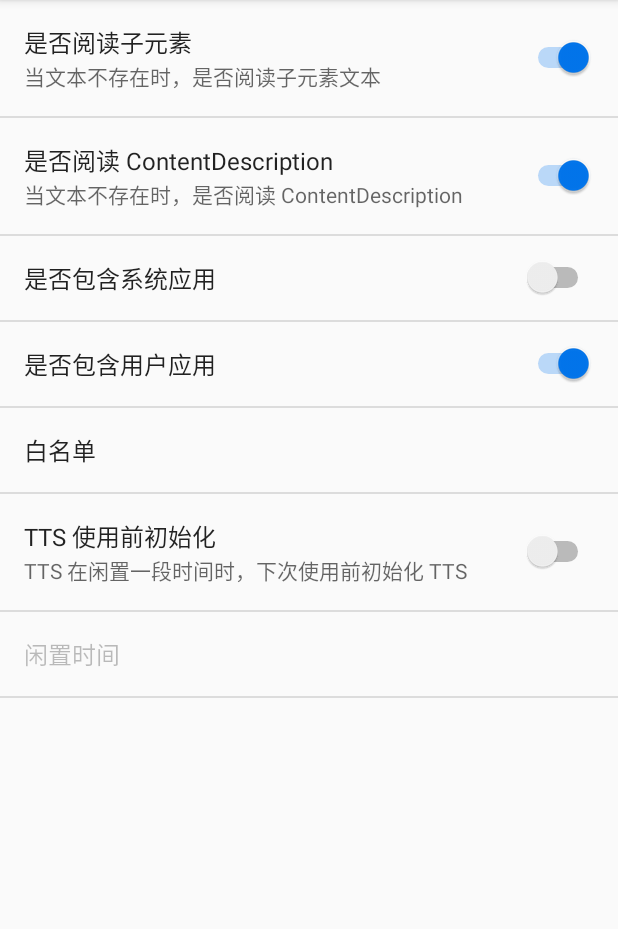
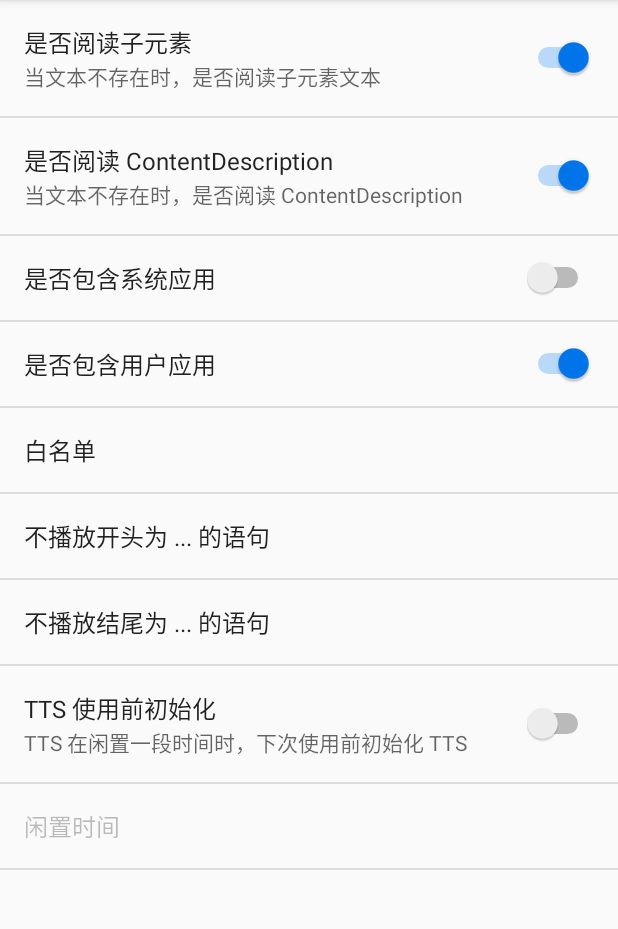
Before and after one commit to CandyTek/ScreenTTS, an Android app: the screen it shows after launch (SettingActivity), after a tap on "高级设置", on a phone screen of 412 x 824 dp, the part 84-1013 px from its top. Run offline under Robolectric (Android 15) with nearby library versions, the phone set to English and light mode, and no system bars.

Commit message:
添加开头、结尾词过滤功能

```diff
--- a/app/build.gradle
+++ b/app/build.gradle
@@ -12,8 +12,8 @@ android {
         minSdk 21
         //noinspection ExpiredTargetSdkVersion
         targetSdk 29
-        versionCode 1
-        versionName "1.0"
+        versionCode 3
+        versionName "1.2"
 
         testInstrumentationRunner "androidx.test.runner.AndroidJUnitRunner"
     }
@@ -59,6 +59,6 @@ dependencies {
 
 android.applicationVariants.configureEach { variant ->
     variant.outputs.configureEach {
-        outputFileName = "Read.apk"
+        outputFileName = "ScreenTTS.apk"
     }
 }
--- a/app/src/main/java/com/xiaoming/screentts/MainActivity.java
+++ b/app/src/main/java/com/xiaoming/screentts/MainActivity.java
@@ -77,6 +77,10 @@ public class MainActivity extends Activity {
 		binding.btnDownloadTTS.setOnClickListener(v -> {
 			tools.openBrowser(this,"https://github.com/jing332/tts-server-android/releases");
 		});
+		// 了解
+		binding.btnShowHelp.setOnClickListener(v -> {
+			tools.openBrowser(this,"https://github.com/CandyTek/ScreenTTS");
+		});
 		// 前往应用设置
 		binding.btnGotoAppSettings.setOnClickListener(v -> {
 			Intent intent = new Intent(this,SettingActivity.class);
@@ -90,7 +94,6 @@ public class MainActivity extends Activity {
 
 	/** 尝试自动开启无障碍权限 */
 	private void initPermission() {
-		if (BuildConfig.DEBUG) {
 		try {
 			Settings.Secure.putString(getContentResolver(),
 					Settings.Secure.ENABLED_ACCESSIBILITY_SERVICES,
@@ -104,7 +107,6 @@ public class MainActivity extends Activity {
 		}
 
 		Log.e(TAG,"initPermission: 尝试开启无障碍权限" + getPackageName() + "/." + MyAccessibility.class.getSimpleName());
-		}
 	}
 
 	@SuppressLint("SetTextI18n")
--- a/app/src/main/java/com/xiaoming/screentts/SettingActivity.java
+++ b/app/src/main/java/com/xiaoming/screentts/SettingActivity.java
@@ -19,11 +19,16 @@ public class SettingActivity extends PreferenceActivity {
 			startActivity(new Intent(this,WhitelistActivity.class));
 			return false;
 		});
+		findPreference("pref_whitelist_app").setOnPreferenceClickListener((preference) -> {
+			startActivity(new Intent(this,WhitelistActivity.class));
+			return false;
+		});
 
 		findPreference(Constants.PREF_TTS_IS_NEED_REFRESH).setOnPreferenceChangeListener((preference,newValue) -> {
 			findPreference(Constants.PREF_TTS_REFRESH_TIME).setEnabled((boolean) newValue);
 			return true;
 		});
+
 	}
 
 }
--- a/app/src/main/res/xml/pref1.xml
+++ b/app/src/main/res/xml/pref1.xml
@@ -1,6 +1,7 @@
 <?xml version="1.0" encoding="utf-8"?>
 <PreferenceScreen xmlns:android="http://schemas.android.com/apk/res/android"
-	xmlns:tools="http://schemas.android.com/tools">
+	xmlns:tools="http://schemas.android.com/tools"
+	tools:context=".SettingActivity">
 
 	<SwitchPreference
 		android:defaultValue="true"
@@ -25,6 +26,18 @@
 	<Preference
 		android:key="pref_whitelist_app"
 		android:title="白名单" />
+	<EditTextPreference
+		android:dialogTitle="以回车符分隔"
+		android:inputType="textMultiLine"
+		android:key="pref_startswith"
+		android:title="不播放开头为 ... 的语句" />
+	<EditTextPreference
+		android:defaultValue="未播放\n"
+
+		android:dialogTitle="以回车符分隔"
+		android:inputType="textMultiLine"
+		android:key="pref_endswith"
+		android:title="不播放结尾为 ... 的语句" />
 	<SwitchPreference
 		android:defaultValue="false"
 		android:key="pref_tts_is_need_refresh_regularly"
@@ -36,8 +49,8 @@
 		android:dialogTitle="闲置时间（分钟）"
 		android:inputType="number"
 		android:key="pref_tts_refresh_time"
-		android:title="闲置时间" />
-
+		android:title="闲置时间"
+		tools:enabled="false" />
 
 
 </PreferenceScreen>
```
Also changed, not shown: app/src/main/java/com/xiaoming/screentts/MyAccessibility.java (+25 -7 lines), 1 other file. Lines whose indentation alone changed are shown as unchanged.
